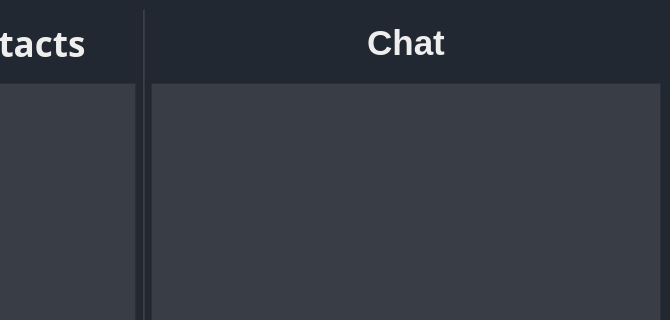
sadowicz/p2p_communicator, file p2p_comunicator/app/mainwindow.ui: the form before one commit; both pictures show x 128 to 798 and y 0 to 320 of the 798 by 606 pixel window.
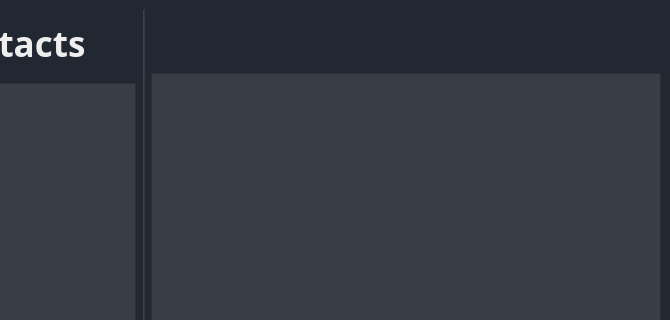
The form after the commit.

Commit message: + added current contact label

```diff
--- a/p2p_comunicator/app/mainwindow.ui
+++ b/p2p_comunicator/app/mainwindow.ui
@@ -472,7 +472,7 @@
              <bool>true</bool>
             </property>
             <property name="sizePolicy">
-             <sizepolicy hsizetype="Preferred" vsizetype="Minimum">
+             <sizepolicy hsizetype="Preferred" vsizetype="Fixed">
               <horstretch>0</horstretch>
               <verstretch>0</verstretch>
              </sizepolicy>
@@ -480,13 +480,19 @@
             <property name="minimumSize">
              <size>
               <width>0</width>
-              <height>50</height>
+              <height>30</height>
              </size>
             </property>
             <property name="maximumSize">
              <size>
               <width>16777215</width>
-              <height>150</height>
+              <height>50</height>
+             </size>
+            </property>
+            <property name="baseSize">
+             <size>
+              <width>0</width>
+              <height>15</height>
              </size>
             </property>
             <property name="styleSheet">
@@ -507,9 +513,12 @@
               <enum>QLayout::SetMinAndMaxSize</enum>
              </property>
              <item>
-              <widget class="QLabel" name="lbChat">
+              <widget class="QListWidget" name="lwChat">
+               <property name="enabled">
+                <bool>true</bool>
+               </property>
                <property name="sizePolicy">
-                <sizepolicy hsizetype="Minimum" vsizetype="Maximum">
+                <sizepolicy hsizetype="Expanding" vsizetype="Fixed">
                  <horstretch>0</horstretch>
                  <verstretch>0</verstretch>
                 </sizepolicy>
@@ -517,21 +526,63 @@
                <property name="minimumSize">
                 <size>
                  <width>0</width>
-                 <height>50</height>
+                 <height>15</height>
+                </size>
+               </property>
+               <property name="maximumSize">
+                <size>
+                 <width>16777215</width>
+                 <height>40</height>
+                </size>
+               </property>
+               <property name="baseSize">
+                <size>
+                 <width>0</width>
+                 <height>15</height>
                 </size>
                </property>
                <property name="font">
                 <font>
-                 <pointsize>26</pointsize>
+                 <pointsize>20</pointsize>
                  <weight>75</weight>
                  <bold>true</bold>
                 </font>
                </property>
-               <property name="text">
-                <string>Chat</string>
+               <property name="styleSheet">
+                <string notr="true">
+QListWidget{
+	show-decoration-selected: 0;
+	outline: 0;
+	border: none;
+	margin-left: 20px;
+}
+
+QListWidget::item {
+	margin-left: 20px;
+}
+
+</string>
                </property>
-               <property name="alignment">
-                <set>Qt::AlignCenter</set>
+               <property name="editTriggers">
+                <set>QAbstractItemView::NoEditTriggers</set>
+               </property>
+               <property name="showDropIndicator" stdset="0">
+                <bool>false</bool>
+               </property>
+               <property name="defaultDropAction">
+                <enum>Qt::IgnoreAction</enum>
+               </property>
+               <property name="selectionMode">
+                <enum>QAbstractItemView::NoSelection</enum>
+               </property>
+               <property name="iconSize">
+                <size>
+                 <width>16</width>
+                 <height>16</height>
+                </size>
+               </property>
+               <property name="viewMode">
+                <enum>QListView::ListMode</enum>
                </property>
               </widget>
              </item>
```
The commit also changes 2 other files.
